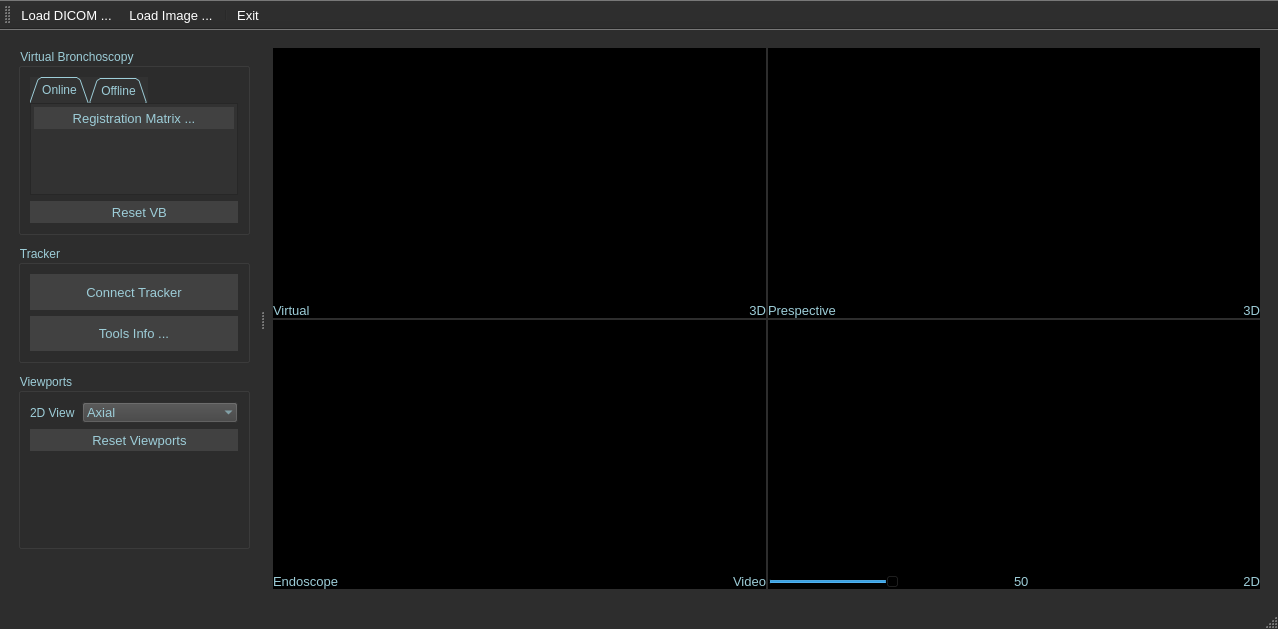
DaneshJoy/bronchoscopy, file ui/MainWindow.ui: the form before one commit.
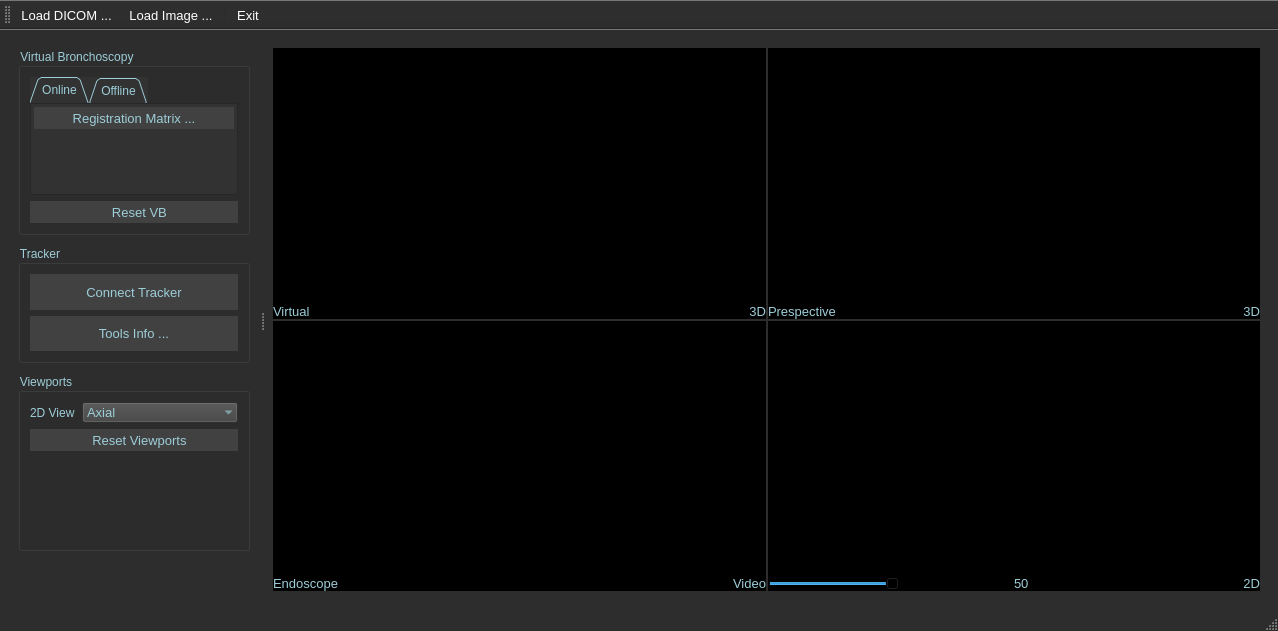
The form after the commit. Icons and pictures are not drawn.

```diff
--- a/ui/MainWindow.ui
+++ b/ui/MainWindow.ui
@@ -10,7 +10,7 @@
     <x>0</x>
     <y>0</y>
     <width>1278</width>
-    <height>629</height>
+    <height>631</height>
    </rect>
   </property>
   <property name="sizePolicy">
```
Left out of the diff: 2 changed lines with no effect on the pictures.
